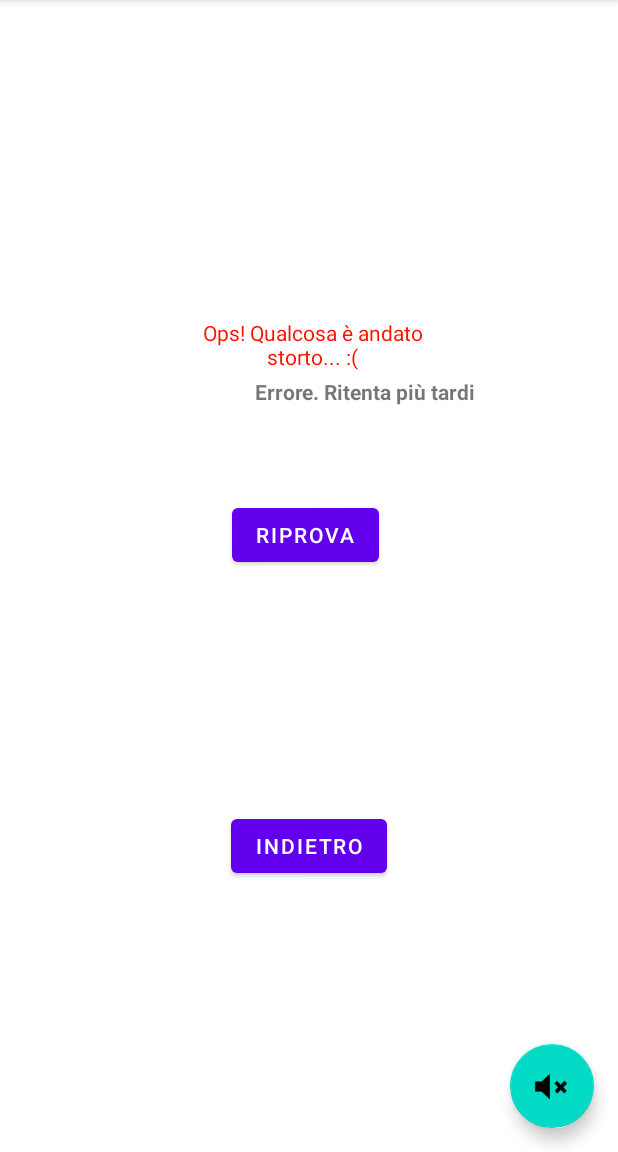
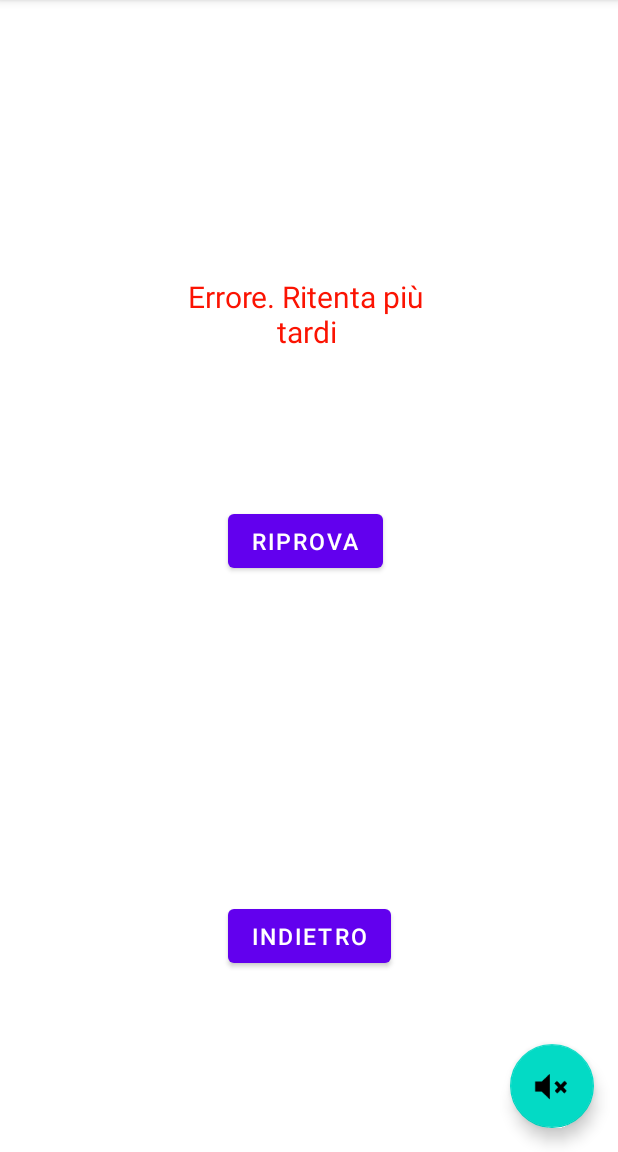
Before and after one commit to pantilimonbianca/myapp2, an Android app: the SecondFragment screen opened through its navigation route, after a tap on "RIPROVA", on a phone screen of 412 x 824 dp, the part 84-1236 px from its top. Run offline under Robolectric (Android 15) with nearby library versions, the phone set to English and light mode, and no system bars; our stand-ins replace navigation-ui.

Commit message:
piccole modifiche

```diff
--- a/app/src/main/java/com/example/myanimelist/SecondFragment.kt
+++ b/app/src/main/java/com/example/myanimelist/SecondFragment.kt
@@ -44,9 +44,9 @@ class SecondFragment : Fragment() {
     }
 
     private fun buttonReaction(it: View) {
-        binding.boxSecondSecondFragment.visibility = View.VISIBLE
+        binding.boxOneSecondFragment.visibility = View.VISIBLE
         when (it.id) {
-            R.id.button_one_secondfragment -> binding.boxSecondSecondFragment.text ="Errore. Ritenta più tardi"
+            R.id.button_one_secondfragment -> binding.boxOneSecondFragment.text ="Errore. Ritenta più tardi"
 
         }
 
--- a/app/src/main/res/layout/fragment_second.xml
+++ b/app/src/main/res/layout/fragment_second.xml
@@ -11,8 +11,9 @@
         android:id="@+id/button_second"
         android:layout_width="wrap_content"
         android:layout_height="0dp"
-        android:layout_marginBottom="164dp"
+        android:layout_marginBottom="104dp"
         android:text="@string/indietro"
+        android:textSize="@dimen/button_size"
         app:layout_constraintBottom_toBottomOf="parent"
         app:layout_constraintEnd_toEndOf="parent"
         app:layout_constraintStart_toStartOf="parent" />
@@ -22,40 +23,28 @@
         android:layout_width="162dp"
         android:layout_height="0dp"
         android:layout_marginStart="148dp"
-        android:layout_marginTop="196dp"
+        android:layout_marginTop="168dp"
         android:layout_marginEnd="144dp"
         android:text="@string/ops_qualcosa_andato_storto"
         android:textAlignment="center"
         android:textColor="#FB1302"
+        android:textSize="@dimen/body_text_height"
         app:layout_constraintEnd_toEndOf="parent"
+        app:layout_constraintHorizontal_bias="0.558"
         app:layout_constraintStart_toStartOf="parent"
         app:layout_constraintTop_toTopOf="parent" />
-
-    <TextView
-        android:id="@+id/box_second_secondFragment"
-        android:layout_width="284dp"
-        android:layout_height="57dp"
-        android:layout_marginStart="85dp"
-        android:layout_marginTop="4dp"
-        android:layout_marginEnd="85dp"
-        android:text=""
-        android:textAlignment="center"
-        android:textStyle="bold"
-        app:layout_constraintEnd_toEndOf="parent"
-        app:layout_constraintHorizontal_bias="0.0"
-        app:layout_constraintStart_toStartOf="parent"
-        app:layout_constraintTop_toBottomOf="@+id/box_one_secondFragment" />
 
     <Button
         android:id="@+id/button_one_secondfragment"
         android:layout_width="wrap_content"
         android:layout_height="wrap_content"
         android:layout_marginStart="175dp"
-        android:layout_marginTop="24dp"
+        android:layout_marginTop="102dp"
         android:layout_marginEnd="180dp"
         android:text="@string/riprova"
+        android:textSize="@dimen/button_size"
         app:layout_constraintEnd_toEndOf="parent"
         app:layout_constraintStart_toStartOf="parent"
-        app:layout_constraintTop_toBottomOf="@+id/box_second_secondFragment" />
+        app:layout_constraintTop_toBottomOf="@+id/box_one_secondFragment" />
 
 </androidx.constraintlayout.widget.ConstraintLayout>
--- a/app/src/main/res/values-sw820dp/dimens.xml
+++ b/app/src/main/res/values-sw820dp/dimens.xml
@@ -1,6 +1,10 @@
 <?xml version="1.0" encoding="utf-8"?>
 <resources>
-    <dimen name="fab_margin">30dp</dimen>
-    <dimen name="text_title_height">80dp</dimen>
-    <dimen name="body_text_height">46dp</dimen>
+    <dimen name="fab_margin">36sp</dimen>
+    <dimen name="text_title_height">48sp</dimen>
+    <dimen name="body_text_height">50sp</dimen>
+    <dimen name="button_size">55sp</dimen>
+    <dimen name="image_size_h">450sp</dimen>
+    <dimen name="image_size_w">1000sp</dimen>
+
 </resources>
--- a/app/src/main/res/values/dimens.xml
+++ b/app/src/main/res/values/dimens.xml
@@ -1,6 +1,8 @@
 <resources>
-    <dimen name="fab_margin">16dp</dimen>
-    <dimen name="text_title_height">48dp</dimen>
-    <dimen name="body_text_height">24dp</dimen>
-
+    <dimen name="fab_margin">16sp</dimen>
+    <dimen name="text_title_height">48sp</dimen>
+    <dimen name="body_text_height">20sp</dimen>
+    <dimen name="button_size">15sp</dimen>
+    <dimen name="image_size_h">250sp</dimen>
+    <dimen name="image_size_w">380sp</dimen>
 </resources>
--- a/app/src/main/res/values/strings.xml
+++ b/app/src/main/res/values/strings.xml
@@ -6,15 +6,13 @@
     <string name="second_fragment_label">Second Fragment</string>
     <string name="indietro">Indietro</string>
 
-    <string name="hello_first_fragment">Hello first fragment</string>
-    <string name="hello_second_fragment">Hello second fragment. Arg: %1$s</string>
 
     <string name="cliccami">Cliccami</string>
     <string name="hello_world">Hello world!</string>
     <string name="descrizione_avatar">descrizione avatar</string>
     <string name="button_one_secondfragment">Errore. Riprova più tardi</string>
     <!-- TODO: Remove or change this placeholder text -->
-    <string name="hello_blank_fragment">Hello blank fragment</string>
+    <string name="accedi_per_continuare">Accedi per continuare</string>
     <string name="ops_qualcosa_andato_storto">Ops! Qualcosa è andato storto... :(</string>
     <string name="riprova">Riprova</string>
 </resources>
```
Also changed, not shown: app/src/main/res/layout/fragment_first.xml (+13 -9 lines), app/src/main/res/layout/fragment_third.xml (+8 -5 lines).
